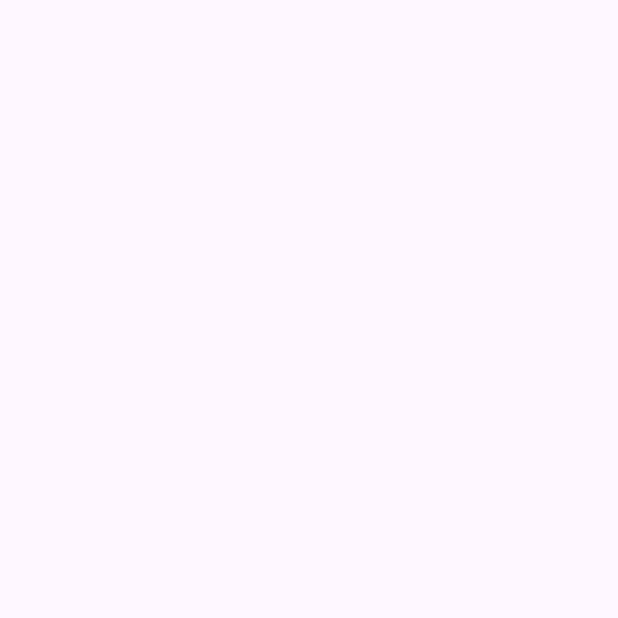
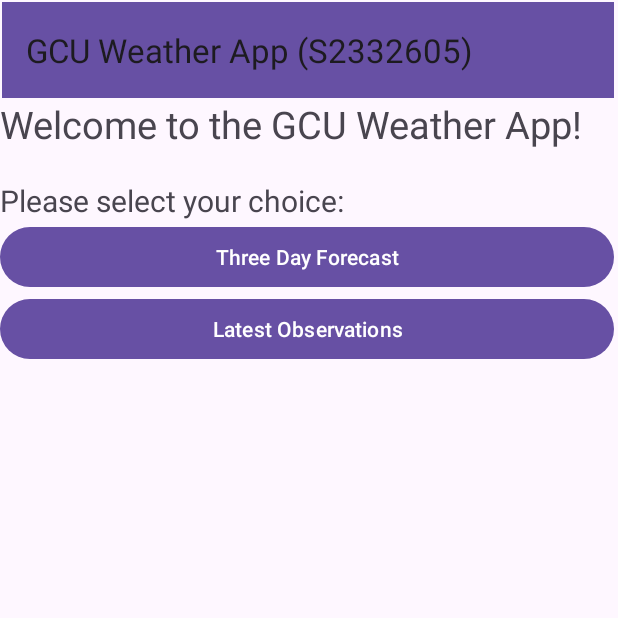
Before and after one commit to rhyshood/Hood_Rhys_S2332605_MPD_CW1, an Android app: the screen it shows after launch (MainMenuViewModel), on a phone screen of 412 x 824 dp, the top half of it. Before the commit the part shown is empty. Run offline under Robolectric (Android 15) with nearby library versions, the phone set to English and light mode, and no system bars.

Commit message:
Bug Fixes, Finished Main Menu, Introduced Latest RSS Feed page

```diff
--- a/app/src/main/java/org/me/gcu/hood_rhys_s2332605/viewModels/DetailedViewModel.java
+++ b/app/src/main/java/org/me/gcu/hood_rhys_s2332605/viewModels/DetailedViewModel.java
@@ -78,6 +78,8 @@ public class DetailedViewModel extends AppCompatActivity implements OnClickListe
         }
         TextView locationName = findViewById(R.id.locationNameTxt);
         locationName.setText(locationNames[selectedIndex]);
+        Toolbar myToolbar = findViewById(R.id.toolbar);
+        setSupportActionBar(myToolbar);
         assignElements();
         assignListeners();
         updateCurrentWeather(selectedDay);
--- a/app/src/main/java/org/me/gcu/hood_rhys_s2332605/viewModels/MainMenuViewModel.java
+++ b/app/src/main/java/org/me/gcu/hood_rhys_s2332605/viewModels/MainMenuViewModel.java
@@ -1,26 +1,55 @@
 package org.me.gcu.hood_rhys_s2332605.viewModels;
 
+import android.content.Intent;
 import android.os.Bundle;
+import android.view.View;
+import android.widget.Button;
 
 import androidx.activity.EdgeToEdge;
 import androidx.appcompat.app.AppCompatActivity;
+import androidx.appcompat.widget.Toolbar;
 import androidx.core.graphics.Insets;
 import androidx.core.view.ViewCompat;
 import androidx.core.view.WindowInsetsCompat;
 
 import org.me.gcu.hood_rhys_s2332605.R;
 
-public class MainMenuViewModel extends AppCompatActivity {
+public class MainMenuViewModel extends AppCompatActivity implements View.OnClickListener {
+
+    private Button threeDayBtn;
+
+    private Button latestBtn;
 
     @Override
     protected void onCreate(Bundle savedInstanceState) {
         super.onCreate(savedInstanceState);
-        EdgeToEdge.enable(this);
         setContentView(R.layout.main_menu_view);
-        ViewCompat.setOnApplyWindowInsetsListener(findViewById(R.id.main), (v, insets) -> {
-            Insets systemBars = insets.getInsets(WindowInsetsCompat.Type.systemBars());
-            v.setPadding(systemBars.left, systemBars.top, systemBars.right, systemBars.bottom);
-            return insets;
-        });
+        Toolbar myToolbar = findViewById(R.id.toolbar);
+        setSupportActionBar(myToolbar);
+        findElements();
+        setListeners();
+
     }
+
+    @Override
+    public void onClick(View v) {
+        if (v == threeDayBtn){
+            Intent threeDayView = new Intent(MainMenuViewModel.this, ThreeDayViewModel.class);
+            startActivity(threeDayView);
+        } else if (v == latestBtn){
+            Intent latestView = new Intent(MainMenuViewModel.this, LatestObservationViewModel.class);
+            startActivity(latestView);
+        }
+    }
+
+    private void findElements(){
+        threeDayBtn = findViewById(R.id.threeDayBtn);
+        latestBtn = findViewById(R.id.latestBtn);
+    }
+
+    private void setListeners(){
+        threeDayBtn.setOnClickListener(this);
+        latestBtn.setOnClickListener(this);
+    }
+
 }
--- a/app/src/main/res/layout/main_menu_view.xml
+++ b/app/src/main/res/layout/main_menu_view.xml
@@ -1,10 +1,60 @@
 <?xml version="1.0" encoding="utf-8"?>
-<androidx.constraintlayout.widget.ConstraintLayout xmlns:android="http://schemas.android.com/apk/res/android"
+<ScrollView
+    xmlns:android="http://schemas.android.com/apk/res/android"
     xmlns:app="http://schemas.android.com/apk/res-auto"
     xmlns:tools="http://schemas.android.com/tools"
-    android:id="@+id/main"
-    android:layout_width="match_parent"
-    android:layout_height="match_parent"
-    tools:context=".viewModels.MainMenuViewModel">
+    android:layout_width="fill_parent"
+    android:layout_height="fill_parent">
 
-</androidx.constraintlayout.widget.ConstraintLayout>
+    <LinearLayout
+        android:layout_width="409dp"
+        android:layout_height="729dp"
+        android:orientation="vertical"
+        tools:layout_editor_absoluteX="1dp"
+        tools:layout_editor_absoluteY="1dp">
+
+        <androidx.appcompat.widget.Toolbar
+            android:id="@+id/toolbar"
+            android:layout_width="409dp"
+            android:layout_height="wrap_content"
+            android:layout_marginStart="1dp"
+            android:layout_marginTop="1dp"
+            android:background="?attr/colorPrimary"
+            android:minHeight="?attr/actionBarSize"
+            android:theme="?attr/actionBarTheme"
+            app:layout_constraintEnd_toEndOf="parent"
+            app:layout_constraintStart_toStartOf="parent"
+            app:layout_constraintTop_toTopOf="parent"
+            />
+
+        <TextView
+            android:id="@+id/titleTxt"
+            android:layout_width="match_parent"
+            android:layout_height="wrap_content"
+            android:textSize="25sp"
+            android:text="Welcome to the GCU Weather App!" />
+
+        <Space
+            android:layout_width="match_parent"
+            android:layout_height="20dp" />
+
+        <TextView
+            android:id="@+id/messageTxt"
+            android:layout_width="match_parent"
+            android:layout_height="wrap_content"
+            android:textSize="20sp"
+            android:text="Please select your choice:" />
+
+        <Button
+            android:id="@+id/threeDayBtn"
+            android:layout_width="match_parent"
+            android:layout_height="wrap_content"
+            android:text="Three Day Forecast" />
+
+        <Button
+            android:id="@+id/latestBtn"
+            android:layout_width="match_parent"
+            android:layout_height="wrap_content"
+            android:text="Latest Observations" />
+    </LinearLayout>
+</ScrollView>
```
Also changed, not shown: app/src/main/AndroidManifest.xml (+5 -2 lines), app/src/main/java/org/me/gcu/hood_rhys_s2332605/models/RSSManager.java (+56 -6 lines), app/src/main/java/org/me/gcu/hood_rhys_s2332605/models/ThreeDayWeather.java (+0 -7 lines), app/src/main/java/org/me/gcu/hood_rhys_s2332605/models/Weather.java (+8 -1 lines), app/src/main/java/org/me/gcu/hood_rhys_s2332605/viewModels/LatestObservationViewModel.java (added, +192 -0 lines), app/src/main/java/org/me/gcu/hood_rhys_s2332605/viewModels/ThreeDayViewModel.java (+10 -22 lines), app/src/main/res/layout/latest_observation_view.xml (added, +172 -0 lines), app/src/main/res/layout/three_day_view.xml (+8 -1 lines).
